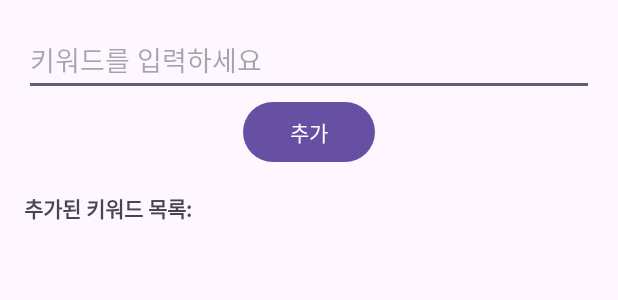
After one commit to wjdgus3608/keyword_news_project, an Android app: the layout keyword_insert.xml on its own in the app's theme, with its tools: preview values and no code run, on a phone screen of 412 x 824 dp. The commit adds this screen. Shown: the top 300 px of the screen. Run offline under Robolectric (Android 15) with nearby library versions, the phone set to English and light mode, and no system bars.

Commit message:
알람 시간 , 포함키워드 추가

```diff
--- /dev/null
+++ b/app/src/main/res/layout/keyword_insert.xml
@@ -0,0 +1,28 @@
+<LinearLayout
+    xmlns:android="http://schemas.android.com/apk/res/android"
+    android:layout_width="match_parent"
+    android:layout_height="wrap_content"
+    android:orientation="vertical"
+    android:padding="16dp">
+
+    <EditText
+        android:id="@+id/keywordEditText"
+        android:layout_width="match_parent"
+        android:layout_height="wrap_content"
+        android:hint="키워드를 입력하세요" />
+
+    <Button
+        android:id="@+id/addKeywordButton"
+        android:layout_width="wrap_content"
+        android:layout_height="wrap_content"
+        android:layout_gravity="center_horizontal"
+        android:text="추가"/>
+
+    <TextView
+        android:id="@+id/keywordListTextView"
+        android:layout_width="match_parent"
+        android:layout_height="wrap_content"
+        android:layout_marginTop="16dp"
+        android:text="추가된 키워드 목록:"
+        android:textStyle="bold" />
+</LinearLayout>
```
Also changed, not shown: app/src/main/java/com/example/keyword_project/MainActivity.java (+159 -74 lines), app/src/main/res/layout/alaram_time.xml (added, +70 -0 lines).
